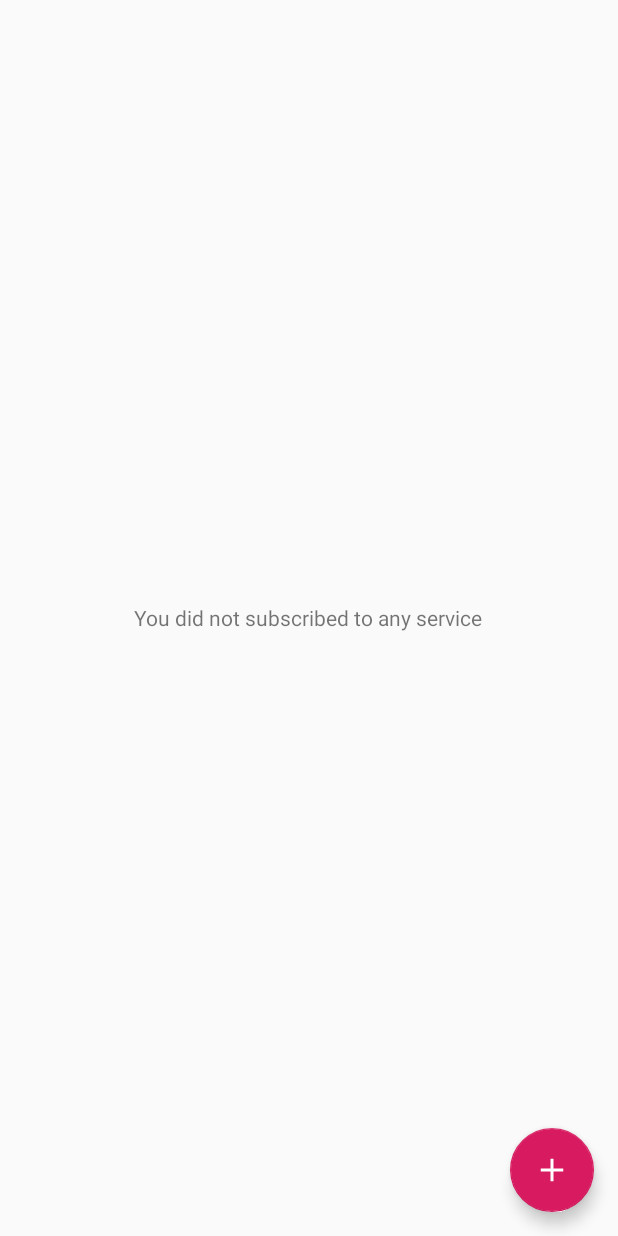
After one commit to LeBenki/PriVELT, an Android app: the layout fragment_service.xml on its own in the app's theme, with its tools: preview values and no code run, on a phone screen of 412 x 824 dp. The commit adds this screen. Run offline under Robolectric (Android 15) with nearby library versions, the phone set to English and light mode, and no system bars.

Commit message:
Little adjustments

```diff
--- a/app/src/main/java/com/kent/university/privelt/ui/dashboard/service/ServiceAdapter.java
+++ b/app/src/main/java/com/kent/university/privelt/ui/dashboard/service/ServiceAdapter.java
@@ -31,7 +31,7 @@ public class ServiceAdapter extends RecyclerView.Adapter<ServiceViewHolder> {
     @Override
     public ServiceViewHolder onCreateViewHolder(@NonNull ViewGroup parent, int viewType) {
         LayoutInflater inflater = LayoutInflater.from(parent.getContext());
-        View view = inflater.inflate(R.layout.cell_dashboard, parent, false);
+        View view = inflater.inflate(R.layout.cell_service, parent, false);
         return new ServiceViewHolder(view);
     }
 
--- a/app/src/main/java/com/kent/university/privelt/ui/data/DataActivity.java
+++ b/app/src/main/java/com/kent/university/privelt/ui/data/DataActivity.java
@@ -145,7 +145,7 @@ public class DataActivity extends BaseActivity {
                     script.setText(responseEnum.getName());
                 } else {
                     script.setText(R.string.logged);
-                    dataExtractor.injectAllScriptsByListName(DataActivity.this,(jsonArray, status) -> {
+                    dataExtractor.injectAll(DataActivity.this,(jsonArray, status) -> {
                         int totalData = (int) ((float)((status.getFailedData() + status.getSucceedData())) / (float)(status.getAmountOfData()) * 100);
                         Log.d("LUCAS", String.valueOf(totalData));
                         percent.setText(String.format(getResources().getString(R.string.percent), totalData));
@@ -160,7 +160,7 @@ public class DataActivity extends BaseActivity {
                             return;
                         allUserData.addAll(parseJSON(jsonArray));
                         Log.d("LUCAS", jsonArray.toString());
-                    }, Arrays.asList(service.getUnConcatenatedScripts()));
+                    });
                 }
             }
         });
--- a/app/src/main/res/layout/activity_dashboard.xml
+++ b/app/src/main/res/layout/activity_dashboard.xml
@@ -10,8 +10,10 @@
     <FrameLayout
         android:id="@+id/container"
         android:layout_width="match_parent"
-        android:layout_height="match_parent"
-        app:layout_behavior="@string/appbar_scrolling_view_behavior" />
+        android:layout_height="0dp"
+        app:layout_behavior="@string/appbar_scrolling_view_behavior"
+        app:layout_constraintBottom_toTopOf="@+id/navigation_view"
+        app:layout_constraintTop_toTopOf="parent"/>
 
     <com.google.android.material.bottomnavigation.BottomNavigationView
         android:id="@+id/navigation_view"
--- a/app/src/main/res/layout/cell_dashboard.xml
+++ b/app/src/main/res/layout/cell_service.xml
@@ -33,6 +33,7 @@
             android:layout_width="match_parent"
             android:layout_height="wrap_content"
             android:layout_below="@id/image_service"
+            android:layout_marginBottom="@dimen/activity_vertical_margin"
             android:orientation="horizontal">
 
             <TextView
@@ -54,7 +55,6 @@
             android:layout_height="wrap_content"
             android:layout_below="@id/risk_layout"
             android:id="@+id/total_metrics"
-            android:layout_marginTop="@dimen/activity_vertical_margin"
             android:layout_marginLeft="@dimen/activity_vertical_margin"
             android:layout_marginRight="@dimen/activity_vertical_margin"
             android:textStyle="bold" />
--- /dev/null
+++ b/app/src/main/res/layout/fragment_service.xml
@@ -0,0 +1,29 @@
+<?xml version="1.0" encoding="utf-8"?>
+<RelativeLayout xmlns:android="http://schemas.android.com/apk/res/android"
+    xmlns:app="http://schemas.android.com/apk/res-auto"
+    android:layout_width="match_parent"
+    android:layout_height="match_parent">
+
+    <TextView
+        android:id="@+id/no_services"
+        android:layout_width="wrap_content"
+        android:layout_height="wrap_content"
+        android:layout_centerInParent="true"
+        android:text="@string/no_service" />
+
+    <androidx.recyclerview.widget.RecyclerView
+        android:id="@+id/recycler_view_services"
+        android:layout_width="match_parent"
+        android:layout_height="match_parent"
+        android:clipToPadding="false"
+        android:paddingBottom="48dp"/>
+
+    <com.google.android.material.floatingactionbutton.FloatingActionButton
+        android:id="@+id/add_service"
+        android:layout_width="wrap_content"
+        android:layout_height="wrap_content"
+        android:layout_alignParentEnd="true"
+        app:srcCompat="@drawable/ic_add"
+        android:layout_margin="@dimen/activity_vertical_margin"
+        android:layout_alignParentBottom="true"/>
+</RelativeLayout>
--- a/app/src/main/res/values/strings.xml
+++ b/app/src/main/res/values/strings.xml
@@ -47,7 +47,7 @@
     <string name="extracting">Extracting: %1$s</string>
     <string name="logged">Logged</string>
     <string name="logging_in">Logging in</string>
-    <string name="percent">%1$d\%</string>
+    <string name="percent">%1$d%%</string>
     <string name="no_service">You did not subscribed to any service</string>
 
     <!-- LoginActivity -->
```
Also changed, not shown: app/src/main/java/com/kent/university/privelt/ui/dashboard/service/ServiceViewHolder.java (+7 -1 lines).
